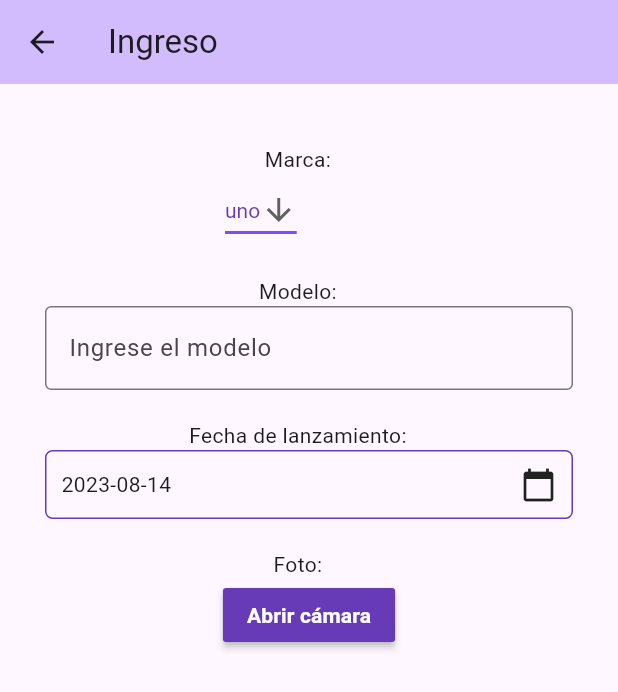
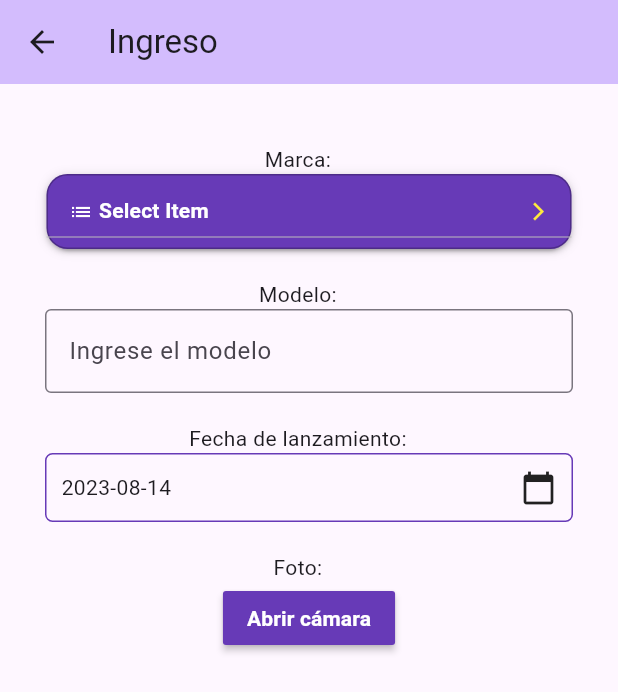
Before and after one commit to Patas-Iturralde/proyectofinal, a Flutter app: the screen it shows after launch, in the side drawer, after a tap on "Ingresar", on a phone screen of 412 x 824 dp. Shown: the top 692 px of the screen. Run offline on Flutter 3.47's test engine with Material 2 defaults, Android fonts, the phone set to English and light mode, and no system bars; drawn by our look-alikes of dropdown_button2; our stand-ins replace image_picker.

Commit message:
Diseño preelimiar

```diff
--- a/lib/ingreso.dart
+++ b/lib/ingreso.dart
@@ -1,3 +1,4 @@
+import 'package:dropdown_button2/dropdown_button2.dart';
 import 'package:flutter/material.dart';
 import 'package:image_picker/image_picker.dart';
 import 'dart:io';
@@ -9,7 +10,8 @@ class Ingreso extends StatefulWidget {
   State<Ingreso> createState() => _IngresoState();
 }
 
-const List<String> lista = <String>['uno', 'dos', 'tres'];
+const List<String> lista = <String>['uno', 'dos', 'tres']; //Datos que se mostrararn en el combobox
+String? selectedValue;
 
 class _IngresoState extends State<Ingreso> {
   String dropdownValue = lista.first;
@@ -50,14 +52,102 @@ class _IngresoState extends State<Ingreso> {
         appBar: AppBar(
           backgroundColor: Theme.of(context).colorScheme.inversePrimary,
           title: Row(
-            children: [Title(color: Colors.cyan, child: Text("Ingreso"))],
+            children: [Title(color: Colors.cyan, child: const Text("Ingreso"))],
           ),
         ),
         body: Center(
           child: Column(
             children: [
-              SizedBox(height: 40),
-              Text("Marca:    "),
+              const SizedBox(height: 40),
+              const Text("Marca:    "),
+              DropdownButton2(
+                isExpanded: true,
+                hint: const Row(
+                  children: [
+                Icon(
+                  Icons.list,
+                  size: 16,
+                  color: Colors.white,
+                ),
+                SizedBox(
+                  width: 4,
+                ),
+                Expanded(
+                  child: Text(
+                    'Select Item',
+                    style: TextStyle(
+                      fontSize: 14,
+                      fontWeight: FontWeight.bold,
+                      color: Colors.white,
+                    ),
+                    overflow: TextOverflow.ellipsis,
+                  ),
+                ),
+              ],
+                ),
+                items: lista
+                .map((String item) => DropdownMenuItem<String>(
+                      value: item,
+                      child: Text(
+                        item,
+                        style: const TextStyle(
+                          fontSize: 14,
+                          fontWeight: FontWeight.bold,
+                          color: Colors.white,
+                        ),
+                        overflow: TextOverflow.ellipsis,
+                      ),
+                    ))
+                .toList(),
+            value: selectedValue,
+            onChanged: (String? value) {
+              setState(() {
+                selectedValue = value;
+              });
+            },
+            buttonStyleData: ButtonStyleData(
+              height: 50,
+              width: 350,
+              padding: const EdgeInsets.only(left: 14, right: 14),
+              decoration: BoxDecoration(
+                borderRadius: BorderRadius.circular(14),
+                border: Border.all(
+                  color: Colors.black26,
+                ),
+                color: Colors.deepPurple,
+              ),
+              elevation: 2,
+            ),
+            iconStyleData: const IconStyleData(
+              icon: Icon(
+                Icons.arrow_forward_ios_outlined,
+              ),
+              iconSize: 14,
+              iconEnabledColor: Colors.yellow,
+              iconDisabledColor: Colors.grey,
+            ),
+            dropdownStyleData: DropdownStyleData(
+              maxHeight: 200,
+              width: 200,
+              decoration: BoxDecoration(
+                borderRadius: BorderRadius.circular(14),
+                color: Colors.deepPurple,
+              ),
+              offset: const Offset(-20, 0),
+              scrollbarTheme: ScrollbarThemeData(
+                radius: const Radius.circular(40),
+                thickness: MaterialStateProperty.all<double>(6),
+                thumbVisibility: MaterialStateProperty.all<bool>(true),
+              ),
+            ),
+            menuItemStyleData: const MenuItemStyleData(
+              height: 40,
+              padding: EdgeInsets.only(left: 14, right: 14),
+            ),
+          ),
+
+
+              /*
               Padding(
                 padding: EdgeInsetsDirectional.fromSTEB(150, 0, 0, 0),
 
@@ -89,6 +179,7 @@ class _IngresoState extends State<Ingreso> {
                   ],
                 ),
               ),
+              */
               SizedBox(height: 20),
               Text("Modelo:    "),
               Padding(
@@ -96,7 +187,9 @@ class _IngresoState extends State<Ingreso> {
                     horizontal: 30), // Agregado padding al TextField
                 child: TextFormField(
                     decoration: const InputDecoration(
-                  border:  OutlineInputBorder(borderSide: BorderSide(color: Colors.deepPurple),),
+                  border: OutlineInputBorder(
+                    borderSide: BorderSide(color: Colors.deepPurple),
+                  ),
                   labelText: 'Ingrese el modelo',
                 )
                     // Agrega tus propiedades personalizadas aquí
@@ -131,7 +224,8 @@ class _IngresoState extends State<Ingreso> {
                 child: Text(
                   "Abrir cámara",
                   style: TextStyle(
-                      color: const Color.fromARGB(255, 255, 255, 255), fontWeight: FontWeight.bold),
+                      color: const Color.fromARGB(255, 255, 255, 255),
+                      fontWeight: FontWeight.bold),
                 ),
                 onPressed: () {
                   _pickImage();
--- a/lib/vista.dart
+++ b/lib/vista.dart
@@ -1,7 +1,7 @@
 import 'package:flutter/material.dart';
 
 class Vista extends StatefulWidget {
-  const Vista({super.key});
+  const Vista({Key? key}) : super(key: key);
 
   @override
   State<Vista> createState() => _VistaState();
@@ -10,6 +10,37 @@ class Vista extends StatefulWidget {
 class _VistaState extends State<Vista> {
   @override
   Widget build(BuildContext context) {
-    return const Placeholder();
+    return Scaffold(
+      appBar: AppBar(
+          backgroundColor: Theme.of(context).colorScheme.inversePrimary,
+          title: Row(
+            children: [Title(color: Colors.cyan, child: const Text("Vista"))],
+          ),
+        ),
+      body: Column(
+        children: <Widget>[
+          const Divider(),
+          ListTile(
+            leading: Text("Aqui va la imagen"),
+            title: const Text("Marca, "+"Modelo"),
+            subtitle: const Text("Fecha de lanzamiento"),
+            trailing: PopupMenuButton(
+              itemBuilder: (BuildContext context) =>
+                  <PopupMenuEntry>[
+                const PopupMenuItem(
+                  value: ListTileTitleAlignment.threeLine,
+                  child: Text('Editar'),
+                ),
+                const PopupMenuItem(
+                  value: ListTileTitleAlignment.titleHeight,
+                  child: Text('Borrar'),
+                ),
+              ],
+            ),
+          ),
+          const Divider(),
+        ],
+      ),
+    );
   }
 }
--- a/pubspec.yaml
+++ b/pubspec.yaml
@@ -38,6 +38,7 @@ dependencies:
   calendar_date_picker2: ^0.5.2
   http: ^1.0.0
   image_picker: ^1.0.2
+  dropdown_button2: ^2.3.7
 
 dev_dependencies:
   flutter_test:
```
Also changed, not shown: lib/img/ejemplo.png (added), pubspec.lock.
